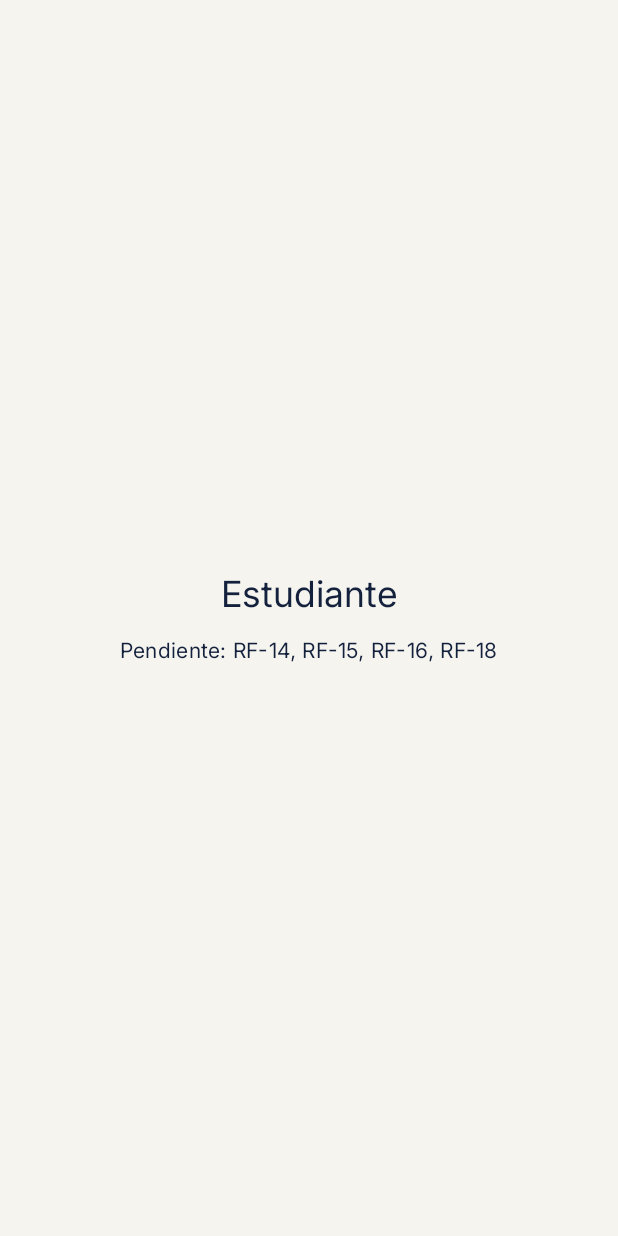
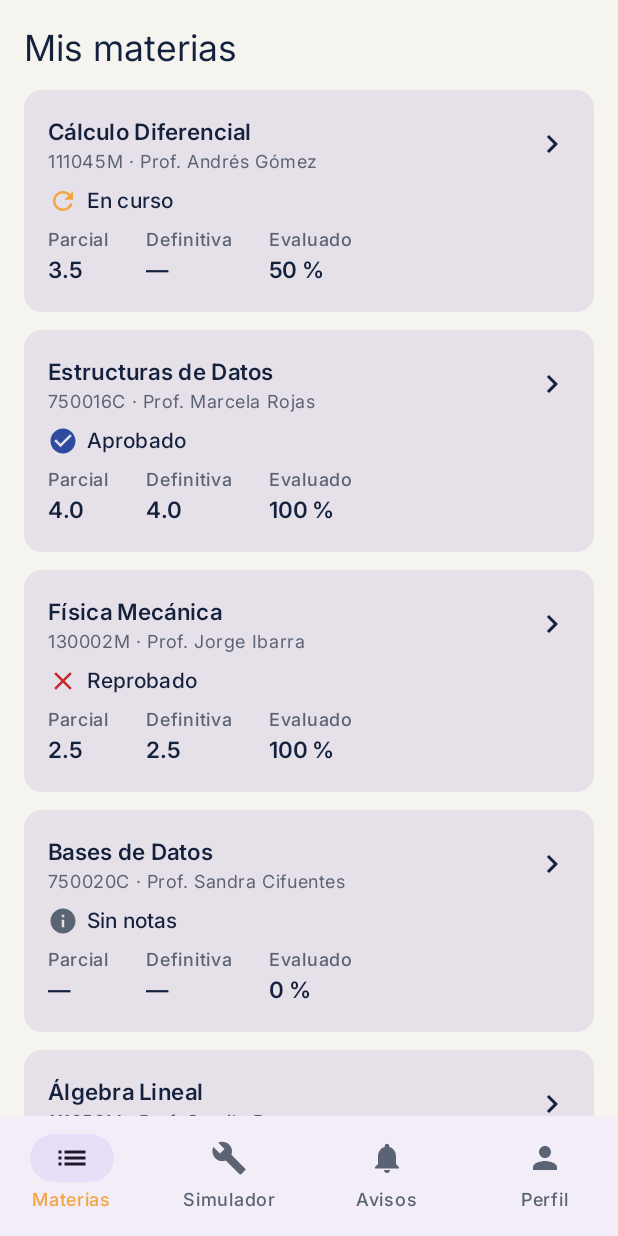
Before and after one commit to Fillhx/Notia, an Android app built with Jetpack Compose: the StudentScreen screen opened through its navigation route, on a phone screen of 412 x 824 dp. Run offline under Robolectric (Android 15) with nearby library versions, the phone set to English and light mode, and no system bars; our stand-ins replace Firebase (no records; nobody signed in at launch, a user with empty details on screens opened directly).

Commit message:
feat: bottom navigation, subjects list and grade detail screens

```diff
--- a/app/src/main/java/co/edu/univalle/notia/features/student/StudentScreen.kt
+++ b/app/src/main/java/co/edu/univalle/notia/features/student/StudentScreen.kt
@@ -1,9 +1,97 @@
 package co.edu.univalle.notia.features.student
 
+import androidx.activity.compose.BackHandler
+import androidx.compose.foundation.layout.Box
+import androidx.compose.foundation.layout.fillMaxSize
+import androidx.compose.foundation.layout.padding
+import androidx.compose.material.icons.Icons
+import androidx.compose.material.icons.automirrored.filled.List
+import androidx.compose.material.icons.filled.Build
+import androidx.compose.material.icons.filled.Notifications
+import androidx.compose.material.icons.filled.Person
+import androidx.compose.material3.Icon
+import androidx.compose.material3.NavigationBar
+import androidx.compose.material3.NavigationBarItem
+import androidx.compose.material3.Scaffold
+import androidx.compose.material3.Text
 import androidx.compose.runtime.Composable
-import co.edu.univalle.notia.core.ui.PlaceholderScreen
+import androidx.compose.runtime.getValue
+import androidx.compose.runtime.mutableStateOf
+import androidx.compose.runtime.produceState
+import androidx.compose.runtime.remember
+import androidx.compose.runtime.saveable.rememberSaveable
+import androidx.compose.runtime.setValue
+import androidx.compose.ui.Modifier
+import androidx.compose.ui.graphics.vector.ImageVector
+import kotlinx.coroutines.CancellationException
 
+enum class StudentTab(val label: String, val icon: ImageVector, val placeholderText: String) {
+    SUBJECTS("Materias", Icons.AutoMirrored.Filled.List, ""),
+    SIMULATOR("Simulador", Icons.Filled.Build, "Aquí podrás simular la nota que necesitas en tus actividades pendientes."),
+    NOTICES("Avisos", Icons.Filled.Notifications, "Aquí verás las notas publicadas o editadas por tus docentes."),
+    PROFILE("Perfil", Icons.Filled.Person, "Aquí verás tus datos de estudiante."),
+}
+
+/**
+ * Punto de entrada del módulo estudiante (Routes.STUDENT).
+ * Materias es el destino inicial: materia → detalle de notas queda a 1 toque (RNF-01).
+ */
 @Composable
-fun StudentScreen() {
-    PlaceholderScreen(title = "Estudiante", requirements = "RF-14, RF-15, RF-16, RF-18")
+fun StudentScreen(
+    repository: StudentRepository = remember { FakeStudentRepository() },
+) {
+    var tab by rememberSaveable { mutableStateOf(StudentTab.SUBJECTS) }
+    var selectedSubjectId by rememberSaveable { mutableStateOf<String?>(null) }
+
+    val subjectsState by produceState<StudentLoadState<List<StudentSubjectGrades>>>(
+        initialValue = StudentLoadState.Loading,
+        key1 = repository,
+    ) {
+        value = try {
+            StudentLoadState.Success(repository.getSubjects())
+        } catch (e: CancellationException) {
+            throw e
+        } catch (e: Exception) {
+            StudentLoadState.Error("No se pudieron cargar tus materias. Inténtalo de nuevo.")
+        }
+    }
+
+    val detail = (subjectsState as? StudentLoadState.Success)
+        ?.data
+        ?.firstOrNull { it.subject.id == selectedSubjectId }
+
+    BackHandler(enabled = tab == StudentTab.SUBJECTS && selectedSubjectId != null) {
+        selectedSubjectId = null
+    }
+
+    Scaffold(
+        bottomBar = {
+            NavigationBar {
+                StudentTab.values().forEach { destination ->
+                    NavigationBarItem(
+                        selected = tab == destination,
+                        onClick = { tab = destination },
+                        icon = { Icon(destination.icon, contentDescription = null) },
+                        label = { Text(destination.label) },
+                        alwaysShowLabel = true,
+                    )
+                }
+            }
+        },
+    ) { innerPadding ->
+        Box(Modifier.fillMaxSize().padding(innerPadding)) {
+            when (tab) {
+                StudentTab.SUBJECTS -> if (detail != null) {
+                    SubjectDetailScreen(grades = detail, onBack = { selectedSubjectId = null })
+                } else {
+                    SubjectsScreen(
+                        state = subjectsState,
+                        onSubjectClick = { selectedSubjectId = it },
+                    )
+                }
+
+                else -> PlaceholderScreen(tab)
+            }
+        }
+    }
 }
--- /dev/null
+++ b/app/src/main/java/co/edu/univalle/notia/features/student/StudentUiCommon.kt
@@ -0,0 +1,103 @@
+package co.edu.univalle.notia.features.student
+
+import androidx.compose.foundation.layout.Arrangement
+import androidx.compose.foundation.layout.Column
+import androidx.compose.foundation.layout.Row
+import androidx.compose.foundation.layout.size
+import androidx.compose.material.icons.Icons
+import androidx.compose.material.icons.filled.CheckCircle
+import androidx.compose.material.icons.filled.Close
+import androidx.compose.material.icons.filled.DateRange
+import androidx.compose.material.icons.filled.Info
+import androidx.compose.material.icons.filled.Refresh
+import androidx.compose.material3.Icon
+import androidx.compose.material3.MaterialTheme
+import androidx.compose.material3.Text
+import androidx.compose.runtime.Composable
+import androidx.compose.ui.Alignment
+import androidx.compose.ui.Modifier
+import androidx.compose.ui.graphics.Color
+import androidx.compose.ui.graphics.vector.ImageVector
+import androidx.compose.ui.unit.dp
+import co.edu.univalle.notia.core.grades.SubjectStatus
+import java.math.BigDecimal
+
+internal const val NO_VALUE = "—"
+
+internal fun formatGrade(grade: BigDecimal?): String = grade?.toPlainString() ?: NO_VALUE
+
+internal fun formatPercent(percent: Int): String = "$percent %"
+
+internal fun SubjectStatus.label(): String = when (this) {
+    SubjectStatus.PASSED -> "Aprobado"
+    SubjectStatus.FAILED -> "Reprobado"
+    SubjectStatus.IN_PROGRESS -> "En curso"
+    SubjectStatus.NO_GRADES -> "Sin notas"
+}
+
+internal fun SubjectStatus.icon(): ImageVector = when (this) {
+    SubjectStatus.PASSED -> Icons.Filled.CheckCircle
+    SubjectStatus.FAILED -> Icons.Filled.Close
+    SubjectStatus.IN_PROGRESS -> Icons.Filled.Refresh
+    SubjectStatus.NO_GRADES -> Icons.Filled.Info
+}
+
+@Composable
+internal fun SubjectStatus.tint(): Color = when (this) {
+    SubjectStatus.PASSED -> MaterialTheme.colorScheme.primary
+    SubjectStatus.FAILED -> MaterialTheme.colorScheme.error
+    SubjectStatus.IN_PROGRESS -> MaterialTheme.colorScheme.secondary
+    SubjectStatus.NO_GRADES -> MaterialTheme.colorScheme.onSurfaceVariant
+}
+
+/** Estado siempre con icono + texto (RNF-09). */
+@Composable
+internal fun StatusLabel(status: SubjectStatus, modifier: Modifier = Modifier) {
+    Row(
+        modifier = modifier,
+        verticalAlignment = Alignment.CenterVertically,
+        horizontalArrangement = Arrangement.spacedBy(6.dp),
+    ) {
+        Icon(status.icon(), contentDescription = null, tint = status.tint(), modifier = Modifier.size(20.dp))
+        Text(status.label(), style = MaterialTheme.typography.labelLarge)
+    }
+}
+
+/** Indicador de actividad publicada aún sin calificar, con icono + texto (RNF-09). */
+@Composable
+internal fun PendingLabel(modifier: Modifier = Modifier) {
+    Row(
+        modifier = modifier,
+        verticalAlignment = Alignment.CenterVertically,
+        horizontalArrangement = Arrangement.spacedBy(6.dp),
+    ) {
+        Icon(
+            Icons.Filled.DateRange,
+            contentDescription = null,
+            tint = MaterialTheme.colorScheme.onSurfaceVariant,
+            modifier = Modifier.size(20.dp),
+        )
+        Text("Pendiente", style = MaterialTheme.typography.labelLarge)
+    }
+}
+
+@Composable
+internal fun GradeStat(label: String, value: String, modifier: Modifier = Modifier) {
+    Column(modifier) {
+        Text(label, style = MaterialTheme.typography.labelSmall, color = MaterialTheme.colorScheme.onSurfaceVariant)
+        Text(value, style = MaterialTheme.typography.titleMedium)
+    }
+}
+
+/** Mensaje con icono + texto (vacío, error, avisos). */
+@Composable
+internal fun MessageRow(icon: ImageVector, text: String, modifier: Modifier = Modifier) {
+    Row(
+        modifier = modifier,
+        verticalAlignment = Alignment.CenterVertically,
+        horizontalArrangement = Arrangement.spacedBy(8.dp),
+    ) {
+        Icon(icon, contentDescription = null, tint = MaterialTheme.colorScheme.onSurfaceVariant)
+        Text(text, style = MaterialTheme.typography.bodyMedium)
+    }
+}
--- /dev/null
+++ b/app/src/main/java/co/edu/univalle/notia/features/student/StudentUiState.kt
@@ -0,0 +1,8 @@
+package co.edu.univalle.notia.features.student
+
+/** Estado de carga simple para las pantallas del estudiante. */
+sealed interface StudentLoadState<out T> {
+    object Loading : StudentLoadState<Nothing>
+    data class Success<T>(val data: T) : StudentLoadState<T>
+    data class Error(val message: String) : StudentLoadState<Nothing>
+}
--- /dev/null
+++ b/app/src/main/java/co/edu/univalle/notia/features/student/SubjectsScreen.kt
@@ -0,0 +1,99 @@
+package co.edu.univalle.notia.features.student
+
+import androidx.compose.foundation.layout.Arrangement
+import androidx.compose.foundation.layout.Box
+import androidx.compose.foundation.layout.Column
+import androidx.compose.foundation.layout.PaddingValues
+import androidx.compose.foundation.layout.Row
+import androidx.compose.foundation.layout.fillMaxSize
+import androidx.compose.foundation.layout.fillMaxWidth
+import androidx.compose.foundation.layout.heightIn
+import androidx.compose.foundation.layout.padding
+import androidx.compose.foundation.lazy.LazyColumn
+import androidx.compose.foundation.lazy.items
+import androidx.compose.material.icons.Icons
+import androidx.compose.material.icons.automirrored.filled.KeyboardArrowRight
+import androidx.compose.material.icons.filled.Info
+import androidx.compose.material.icons.filled.Warning
+import androidx.compose.material3.Card
+import androidx.compose.material3.CircularProgressIndicator
+import androidx.compose.material3.ExperimentalMaterial3Api
+import androidx.compose.material3.Icon
+import androidx.compose.material3.MaterialTheme
+import androidx.compose.material3.Text
+import androidx.compose.runtime.Composable
+import androidx.compose.ui.Alignment
+import androidx.compose.ui.Modifier
+import androidx.compose.ui.semantics.heading
+import androidx.compose.ui.semantics.semantics
+import androidx.compose.ui.unit.dp
+
+/** Lista de materias del estudiante (RF-14, RF-15). Tocar una materia abre su detalle (RNF-01). */
+@Composable
+fun SubjectsScreen(
+    state: StudentLoadState<List<StudentSubjectGrades>>,
+    onSubjectClick: (String) -> Unit,
+    modifier: Modifier = Modifier,
+) {
+    when (state) {
+        is StudentLoadState.Loading -> Box(modifier.fillMaxSize(), contentAlignment = Alignment.Center) {
+            Column(horizontalAlignment = Alignment.CenterHorizontally, verticalArrangement = Arrangement.spacedBy(12.dp)) {
+                CircularProgressIndicator()
+                Text("Cargando materias…", style = MaterialTheme.typography.bodyMedium)
+            }
+        }
+
+        is StudentLoadState.Error -> Box(modifier.fillMaxSize().padding(24.dp), contentAlignment = Alignment.Center) {
+            MessageRow(Icons.Filled.Warning, state.message)
+        }
+
+        is StudentLoadState.Success -> if (state.data.isEmpty()) {
+            Box(modifier.fillMaxSize().padding(24.dp), contentAlignment = Alignment.Center) {
+                MessageRow(Icons.Filled.Info, "No tienes materias inscritas.")
+            }
+        } else {
+            LazyColumn(
+                modifier = modifier.fillMaxSize(),
+                contentPadding = PaddingValues(16.dp),
+                verticalArrangement = Arrangement.spacedBy(12.dp),
+            ) {
+                item {
+                    Text(
+                        "Mis materias",
+                        style = MaterialTheme.typography.headlineSmall,
+                        modifier = Modifier.semantics { heading() },
+                    )
+                }
+                items(state.data, key = { it.subject.id }) { grades ->
+                    SubjectCard(grades, onClick = { onSubjectClick(grades.subject.id) })
+                }
+            }
+        }
+    }
+}
+
+@OptIn(ExperimentalMaterial3Api::class)
+@Composable
+private fun SubjectCard(grades: StudentSubjectGrades, onClick: () -> Unit) {
+    Card(onClick = onClick, modifier = Modifier.fillMaxWidth().heightIn(min = 56.dp)) {
+        Column(Modifier.padding(16.dp), verticalArrangement = Arrangement.spacedBy(8.dp)) {
+            Row(verticalAlignment = Alignment.CenterVertically) {
+                Column(Modifier.weight(1f)) {
+                    Text(grades.subject.name, style = MaterialTheme.typography.titleMedium)
+                    Text(
+                        "${grades.subject.code} · ${grades.subject.teacherName}",
+                        style = MaterialTheme.typography.bodySmall,
+                        color = MaterialTheme.colorScheme.onSurfaceVariant,
+                    )
+                }
+                Icon(Icons.AutoMirrored.Filled.KeyboardArrowRight, contentDescription = null)
+            }
+            StatusLabel(grades.status)
+            Row(horizontalArrangement = Arrangement.spacedBy(24.dp)) {
+                GradeStat("Parcial", formatGrade(grades.partial))
+                GradeStat("Definitiva", formatGrade(grades.definitive))
+                GradeStat("Evaluado", formatPercent(grades.evaluatedPercent))
+            }
+        }
+    }
+}
```
Also changed, not shown: app/src/main/java/co/edu/univalle/notia/features/student/StudentPlaceholders.kt (added, +42 -0 lines), app/src/main/java/co/edu/univalle/notia/features/student/SubjectDetailScreen.kt (added, +132 -0 lines).
